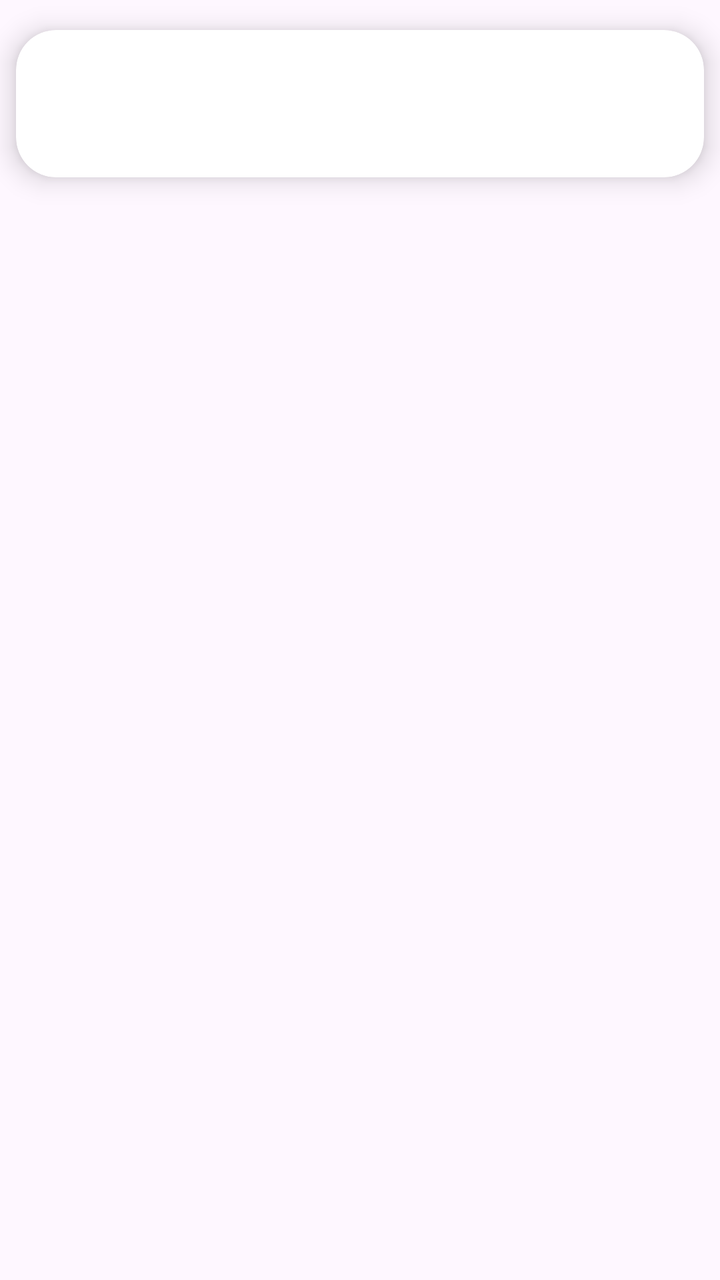
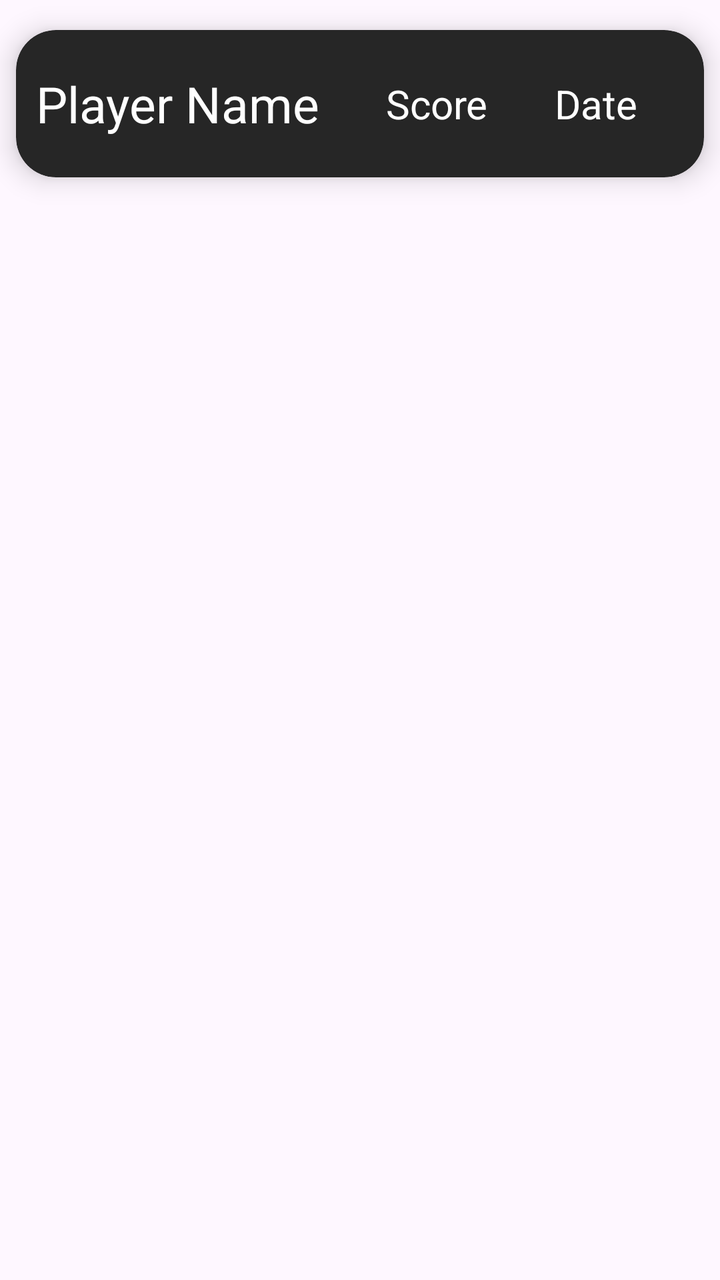

Screens rendered from an Android XML layout before and after an edit, with the pre-edit source and the edit as a unified diff.
<!-- AndroidManifest.xml: application theme Theme.SaimonSays -->
<!-- res/layout/row.xml -->
<?xml version="1.0" encoding="utf-8"?>
<androidx.constraintlayout.widget.ConstraintLayout xmlns:android="http://schemas.android.com/apk/res/android"
    xmlns:app="http://schemas.android.com/apk/res-auto"
    xmlns:tools="http://schemas.android.com/tools"
    android:layout_width="match_parent"
    android:layout_height="wrap_content">

    <androidx.cardview.widget.CardView
        android:layout_width="match_parent"
        android:layout_height="wrap_content"
        android:layout_marginTop="15dp"
        android:layout_marginBottom="5dp"
        android:layout_marginStart="8dp"
        android:layout_marginEnd="8dp"
        app:cardBackgroundColor="@color/white"
        app:cardCornerRadius="20dp"
        app:cardElevation="8dp"
        app:layout_constraintTop_toTopOf="parent"
        app:layout_constraintStart_toStartOf="parent"
        app:layout_constraintEnd_toEndOf="parent">

        <androidx.constraintlayout.widget.ConstraintLayout
            android:layout_width="match_parent"
            android:layout_height="wrap_content"
            android:paddingTop="20dp"
            android:paddingBottom="20dp">

            <TextView
                android:id="@+id/playerName"
                android:layout_width="wrap_content"
                android:layout_height="wrap_content"
                android:layout_marginStart="10dp"
                android:text="Player Name"
                android:textColor="@color/white"
                android:textSize="25sp"
                app:layout_constraintBottom_toBottomOf="parent"
                app:layout_constraintStart_toStartOf="parent"
                app:layout_constraintTop_toTopOf="parent" />

            <TextView
                android:id="@+id/score"
                android:layout_width="wrap_content"
                android:layout_height="wrap_content"
                android:text="Score"
                android:textSize="20dp"
                android:textColor="@color/white"
                app:layout_constraintBottom_toBottomOf="parent"
                app:layout_constraintEnd_toStartOf="@+id/date"
                app:layout_constraintMarginStart="50dp"
                app:layout_constraintStart_toEndOf="@id/playerName"
                app:layout_constraintTop_toTopOf="parent" />

            <TextView
                android:id="@+id/date"
                android:layout_width="wrap_content"
                android:layout_height="wrap_content"
                android:text="Date"
                android:textSize="20dp"
                android:textColor="@color/white"
                app:layout_constraintStart_toEndOf="@id/score"
                app:layout_constraintTop_toTopOf="parent"
                app:layout_constraintBottom_toBottomOf="parent"
                app:layout_constraintMarginStart="50dp"
                app:layout_constraintEnd_toEndOf="parent" />

        </androidx.constraintlayout.widget.ConstraintLayout>
    </androidx.cardview.widget.CardView>
</androidx.constraintlayout.widget.ConstraintLayout>
<!-- resources referenced by this layout -->
<resources>
  <color name="white">#FFFFFFFF</color>
  <style name="Theme.SaimonSays" parent="Base.Theme.SaimonSays" />
  <style name="Base.Theme.SaimonSays" parent="Theme.Material3.DayNight.NoActionBar">
          
          
      </style>
</resources>

<!-- the commit's change to res/layout/row.xml (unified diff, before → after) -->
@@ -12,7 +12,7 @@
         android:layout_marginBottom="5dp"
         android:layout_marginStart="8dp"
         android:layout_marginEnd="8dp"
-        app:cardBackgroundColor="@color/white"
+        app:cardBackgroundColor="@color/cardcolor"
         app:cardCornerRadius="20dp"
         app:cardElevation="8dp"
         app:layout_constraintTop_toTopOf="parent"
<!-- resource entries referenced after the edit -->
@@ -1,5 +1,6 @@
 <!-- resources referenced by this layout -->
 <resources>
+  <color name="cardcolor">#262626</color>
   <color name="white">#FFFFFFFF</color>
   <style name="Theme.SaimonSays" parent="Base.Theme.SaimonSays" />
   <style name="Base.Theme.SaimonSays" parent="Theme.Material3.DayNight.NoActionBar">
